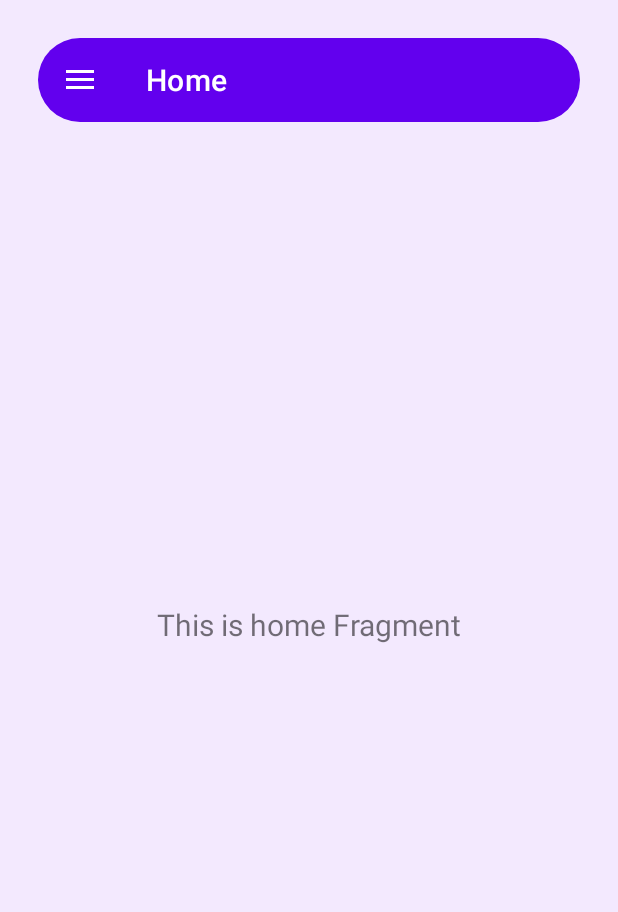
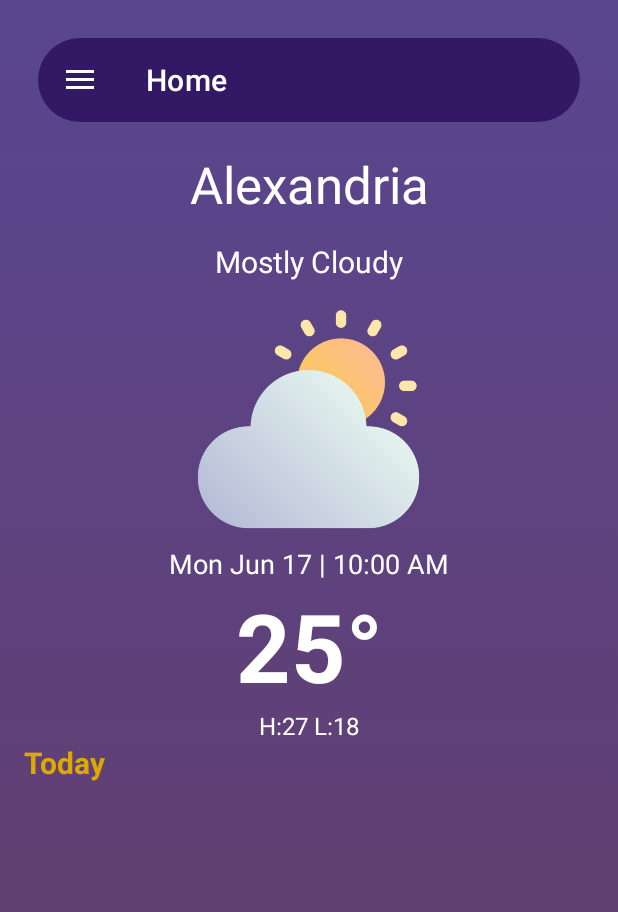
Before and after one commit to AbanobN/Weather_App, an Android app: the screen it shows after launch (MainActivity), on a phone screen of 412 x 824 dp. Shown: the top 912 px of the screen. Run offline under Robolectric (Android 15) with nearby library versions, the phone set to English and light mode, and no system bars; our stand-ins replace navigation-ui.

Commit message:
Creating Layouts

```diff
--- a/app/src/main/java/com/example/weatherapplication/ui/home/HomeFragment.kt
+++ b/app/src/main/java/com/example/weatherapplication/ui/home/HomeFragment.kt
@@ -26,10 +26,10 @@ class HomeFragment : Fragment() {
         _binding = FragmentHomeBinding.inflate(inflater, container, false)
         val root: View = binding.root
 
-        val textView: TextView = binding.textHome
-        homeViewModel.text.observe(viewLifecycleOwner) {
-            textView.text = it
-        }
+//        val textView: TextView = binding.textHome
+//        homeViewModel.text.observe(viewLifecycleOwner) {
+//            textView.text = it
+//        }
         return root
     }
 
--- /dev/null
+++ b/app/src/main/res/drawable/background.xml
@@ -0,0 +1,8 @@
+<?xml version="1.0" encoding="utf-8"?>
+<selector xmlns:android="http://schemas.android.com/apk/res/android">
+    <item>
+        <shape android:shape="rectangle">
+            <gradient android:startColor="#594690" android:endColor="#643D67" android:angle="125"/>
+        </shape>
+    </item>
+</selector>
--- a/app/src/main/res/drawable/rounded_toolbar_background.xml
+++ b/app/src/main/res/drawable/rounded_toolbar_background.xml
@@ -1,4 +1,4 @@
 <shape xmlns:android="http://schemas.android.com/apk/res/android" android:shape="rectangle">
     <corners android:radius="30dp" />
-    <solid android:color="@color/purple_500" />
+    <solid android:color="#331866" />
 </shape>
--- a/app/src/main/res/layout/activity_main.xml
+++ b/app/src/main/res/layout/activity_main.xml
@@ -7,7 +7,7 @@
     android:layout_height="match_parent"
     android:fitsSystemWindows="true"
     tools:openDrawer="start"
-    android:background="@color/background_color">
+    android:background="@drawable/background">
 
     <include
         android:id="@+id/app_bar_main"
--- a/app/src/main/res/layout/fragment_home.xml
+++ b/app/src/main/res/layout/fragment_home.xml
@@ -4,20 +4,106 @@
     xmlns:tools="http://schemas.android.com/tools"
     android:layout_width="match_parent"
     android:layout_height="match_parent"
+    android:background="@drawable/background"
     tools:context=".ui.home.HomeFragment">
 
-    <TextView
-        android:id="@+id/text_home"
+
+    <ScrollView
         android:layout_width="match_parent"
-        android:layout_height="wrap_content"
-        android:layout_marginStart="8dp"
-        android:layout_marginTop="8dp"
-        android:layout_marginEnd="8dp"
-        android:textAlignment="center"
-        android:textSize="20sp"
+        android:layout_height="match_parent"
         app:layout_constraintBottom_toBottomOf="parent"
         app:layout_constraintEnd_toEndOf="parent"
         app:layout_constraintStart_toStartOf="parent"
-        app:layout_constraintTop_toTopOf="parent" />
+        app:layout_constraintTop_toTopOf="parent">
+
+        <LinearLayout
+            android:layout_width="match_parent"
+            android:layout_height="wrap_content"
+            android:orientation="vertical" >
+
+            <TextView
+                android:id="@+id/txtCity"
+                android:layout_width="match_parent"
+                android:layout_height="wrap_content"
+                android:layout_marginTop="100dp"
+                android:textAlignment="center"
+                android:textColor="@color/white"
+                android:textSize="34sp"
+                android:text="Alexandria"
+                tools:text="Alexandria" />
+
+            <TextView
+                android:id="@+id/txtWeather"
+                android:layout_width="match_parent"
+                android:layout_height="wrap_content"
+                android:textAlignment="center"
+                android:textColor="@color/white"
+                android:layout_marginTop="15dp"
+                android:textSize="20sp"
+                android:text="Mostly Cloudy"
+                tools:text="Mostly Cloudy" />
+
+            <ImageView
+                android:id="@+id/imgWeather"
+                android:layout_width="150dp"
+                android:layout_height="150dp"
+                android:layout_gravity="center"
+                android:layout_marginTop="15dp"
+                android:src="@drawable/cloudy_sunny"
+                tools:src="@drawable/cloudy_sunny" />
+
+            <TextView
+                android:id="@+id/txtDateAndTime"
+                android:layout_width="match_parent"
+                android:layout_height="wrap_content"
+                tools:text="Mon Jun 17 | 10:00 AM"
+                android:text="Mon Jun 17 | 10:00 AM"
+                android:textAlignment="center"
+                android:layout_marginTop="10dp"
+                android:textColor="@color/white"
+                android:textSize="18sp"/>
+
+            <TextView
+                android:id="@+id/txtWeatherDeg"
+                android:layout_width="match_parent"
+                android:layout_height="wrap_content"
+                tools:text="25°"
+                android:text="25°"
+                android:textColor="@color/white"
+                android:textAlignment="center"
+                android:textSize="63sp"
+                android:textStyle="bold"/>
+
+            <TextView
+                android:id="@+id/txtHAndLDeg"
+                android:layout_width="match_parent"
+                android:layout_height="wrap_content"
+                tools:text="H:27 L:18"
+                android:text="H:27 L:18"
+                android:textAlignment="center"
+                android:textColor="@color/white"
+                android:textSize="16sp"/>
+
+            <TextView
+                android:id="@+id/txtTody"
+                android:layout_width="match_parent"
+                android:layout_height="wrap_content"
+                android:textColor="#DCA900"
+                android:textStyle="bold"
+                android:textSize="20sp"
+                android:layout_marginStart="16dp"
+                android:text="@string/today" />
+
+            <androidx.recyclerview.widget.RecyclerView
+                android:id="@+id/rec_view_hourly"
+                android:layout_width="match_parent"
+                android:layout_height="match_parent"
+                android:clipToPadding="false"
+                android:paddingStart="16dp"
+                android:paddingEnd="16dp"
+                tools:listitem="@layout/hourly_item"/>
+
+        </LinearLayout>
+    </ScrollView>
 
 </androidx.constraintlayout.widget.ConstraintLayout>
--- a/app/src/main/res/values/strings.xml
+++ b/app/src/main/res/values/strings.xml
@@ -10,4 +10,5 @@
     <string name="menu_favorites">Favorites</string>
     <string name="menu_alerts">Alerts</string>
     <string name="menu_settings">Settings</string>
+    <string name="today">Today</string>
 </resources>
```
Also changed, not shown: app/src/main/res/drawable/side_nav_bar.xml (deleted, +0 -9 lines), app/src/main/res/layout/hourly_item.xml (added, +44 -0 lines), app/src/main/res/drawable/cloudy_sunny.png (added).
